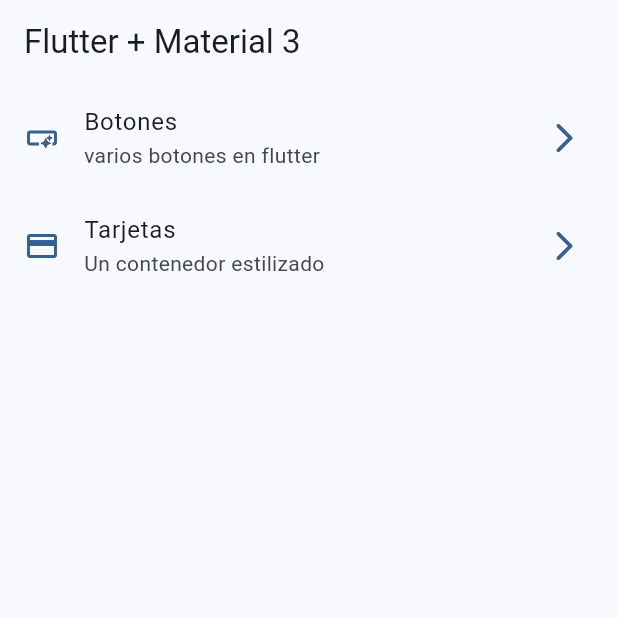
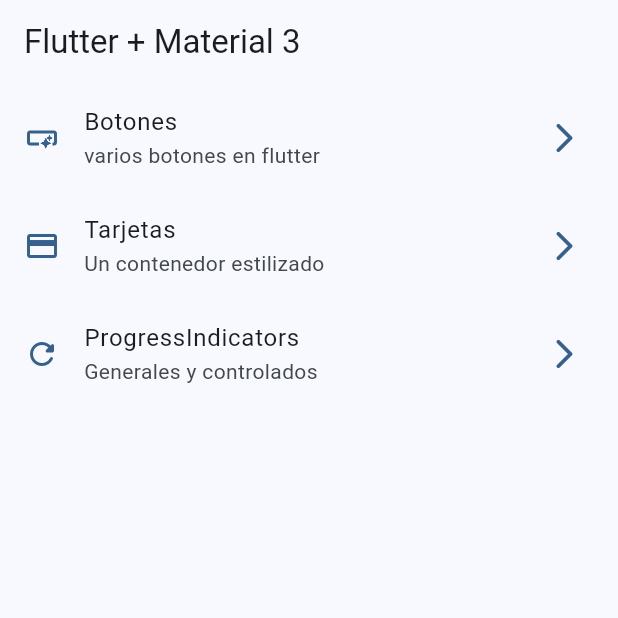
Before and after one commit to codigoinerte/flutter-widgets, a Flutter app: the screen it shows after launch, on a phone screen of 412 x 824 dp, the top half of it. Run offline on Flutter 3.47's test engine with Material 2 defaults, Android fonts, the phone set to English and light mode, and no system bars; our stand-ins replace go_router.

Commit message:
progress indicators finish

```diff
--- a/lib/config/menu/menu_items.dart
+++ b/lib/config/menu/menu_items.dart
@@ -27,4 +27,10 @@ const appMenuItems = <MenuItems>[
     link: "/cards",
     icon: Icons.credit_card
   ),
+  MenuItems(
+    title: "ProgressIndicators",
+    subtitle: "Generales y controlados",
+    link: "/refresh",
+    icon: Icons.refresh_rounded
+  ),
 ];
--- a/lib/config/router/app_router.dart
+++ b/lib/config/router/app_router.dart
@@ -20,5 +20,10 @@ final appRouter = GoRouter(
       name: CardsScreen.name,
       builder: (context, state) => const CardsScreen(),
     ),
+    GoRoute(
+      path: '/refresh',
+      name: ProgressScreen.name,
+      builder: (context, state) => const ProgressScreen(),
+    ),
   ],
 );
```
Also changed, not shown: lib/presentation/screens/progress/progress_screen.dart (+66 -1 lines).
